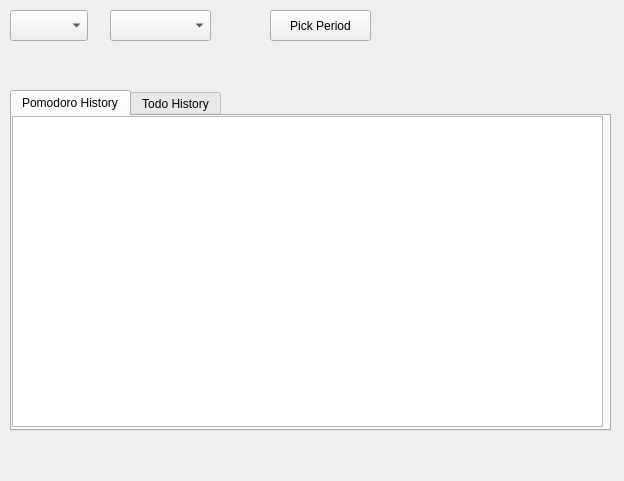
ravenvz/SprintTimer, file src/gui/ui/history.ui: the form before one commit.
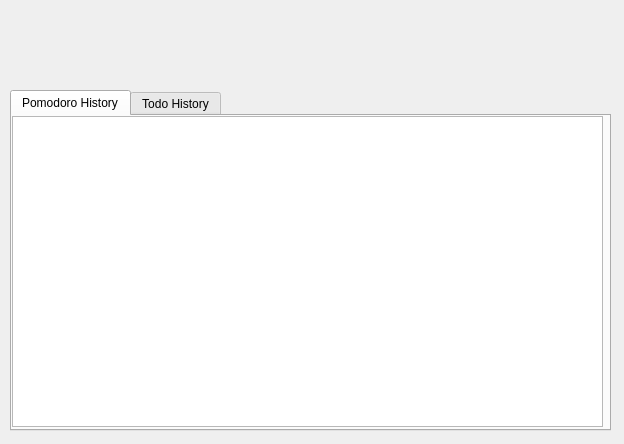
The form after the commit. The open tabs and pages were chosen to show the change. Custom widgets are drawn as their Qt base class.

Commit message:
Refactor history view
* Move date picker to separate widget
* Refactor datepickdialog

What changed in the file:
```diff
--- a/src/gui/ui/history.ui
+++ b/src/gui/ui/history.ui
@@ -7,45 +7,12 @@
     <x>0</x>
     <y>0</y>
     <width>624</width>
-    <height>481</height>
+    <height>444</height>
    </rect>
   </property>
   <property name="windowTitle">
    <string>History</string>
   </property>
-  <widget class="QComboBox" name="cbxYear">
-   <property name="geometry">
-    <rect>
-     <x>10</x>
-     <y>10</y>
-     <width>78</width>
-     <height>31</height>
-    </rect>
-   </property>
-  </widget>
-  <widget class="QPushButton" name="btnPickPeriod">
-   <property name="geometry">
-    <rect>
-     <x>270</x>
-     <y>10</y>
-     <width>101</width>
-     <height>31</height>
-    </rect>
-   </property>
-   <property name="text">
-    <string>Pick Period</string>
-   </property>
-  </widget>
-  <widget class="QComboBox" name="cbxMonth">
-   <property name="geometry">
-    <rect>
-     <x>110</x>
-     <y>10</y>
-     <width>101</width>
-     <height>31</height>
-    </rect>
-   </property>
-  </widget>
   <widget class="QTabWidget" name="twHistoryDisplay">
    <property name="geometry">
     <rect>
@@ -89,7 +56,25 @@
     </widget>
    </widget>
   </widget>
+  <widget class="PickPeriodWidget" name="widgetPickPeriod" native="true">
+   <property name="geometry">
+    <rect>
+     <x>9</x>
+     <y>10</y>
+     <width>371</width>
+     <height>71</height>
+    </rect>
+   </property>
+  </widget>
  </widget>
+ <customwidgets>
+  <customwidget>
+   <class>PickPeriodWidget</class>
+   <extends>QWidget</extends>
+   <header>src/gui/pickperiodwidget.h</header>
+   <container>1</container>
+  </customwidget>
+ </customwidgets>
  <resources/>
  <connections/>
 </ui>
```
Left out of the diff: 2 changed lines with no effect on the pictures. The commit also changes 11 other files.
